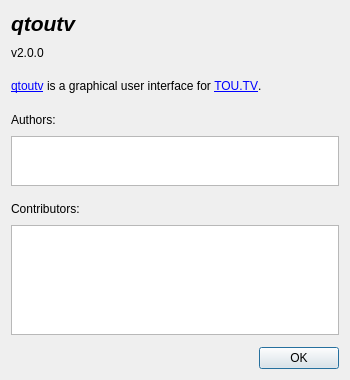
This is toutvqt/dat/ui/about_dialog.ui in bvanheu/pytoutv as Qt 5 draws it before an edit. The edited form follows.
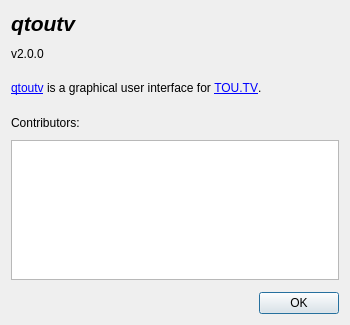
This is the edited form.

Commit message: Qt: no distinction between authors and contribs

```diff
--- a/toutvqt/dat/ui/about_dialog.ui
+++ b/toutvqt/dat/ui/about_dialog.ui
@@ -2,24 +2,16 @@
 <ui version="4.0">
  <class>about_dialog</class>
  <widget class="QDialog" name="about_dialog">
-  <property name="geometry">
-   <rect>
-    <x>0</x>
-    <y>0</y>
-    <width>350</width>
-    <height>380</height>
-   </rect>
-  </property>
   <property name="minimumSize">
    <size>
     <width>350</width>
-    <height>380</height>
+    <height>325</height>
    </size>
   </property>
   <property name="maximumSize">
    <size>
     <width>350</width>
-    <height>380</height>
+    <height>325</height>
    </size>
   </property>
   <property name="windowTitle">
@@ -96,51 +88,6 @@
    <item>
     <widget class="QLabel" name="label_4">
      <property name="text">
-      <string>Authors:</string>
-     </property>
-    </widget>
-   </item>
-   <item>
-    <widget class="QPlainTextEdit" name="authors_edit">
-     <property name="sizePolicy">
-      <sizepolicy hsizetype="Expanding" vsizetype="Maximum">
-       <horstretch>0</horstretch>
-       <verstretch>0</verstretch>
-      </sizepolicy>
-     </property>
-     <property name="maximumSize">
-      <size>
-       <width>16777215</width>
-       <height>50</height>
-      </size>
-     </property>
-     <property name="undoRedoEnabled">
-      <bool>false</bool>
-     </property>
-     <property name="readOnly">
-      <bool>true</bool>
-     </property>
-    </widget>
-   </item>
-   <item>
-    <spacer name="verticalSpacer">
-     <property name="orientation">
-      <enum>Qt::Vertical</enum>
-     </property>
-     <property name="sizeType">
-      <enum>QSizePolicy::Fixed</enum>
-     </property>
-     <property name="sizeHint" stdset="0">
-      <size>
-       <width>20</width>
-       <height>6</height>
-      </size>
-     </property>
-    </spacer>
-   </item>
-   <item>
-    <widget class="QLabel" name="label_5">
-     <property name="text">
       <string>Contributors:</string>
      </property>
     </widget>
@@ -148,7 +95,7 @@
    <item>
     <widget class="QPlainTextEdit" name="contributors_edit">
      <property name="sizePolicy">
-      <sizepolicy hsizetype="Expanding" vsizetype="Expanding">
+      <sizepolicy hsizetype="Expanding" vsizetype="Maximum">
        <horstretch>0</horstretch>
        <verstretch>0</verstretch>
       </sizepolicy>
@@ -156,7 +103,7 @@
      <property name="maximumSize">
       <size>
        <width>16777215</width>
-       <height>110</height>
+       <height>140</height>
       </size>
      </property>
      <property name="undoRedoEnabled">
@@ -168,12 +115,12 @@
     </widget>
    </item>
    <item>
-    <spacer name="verticalSpacer_4">
+    <spacer name="verticalSpacer">
      <property name="orientation">
       <enum>Qt::Vertical</enum>
      </property>
      <property name="sizeType">
-      <enum>QSizePolicy::Fixed</enum>
+      <enum>QSizePolicy::Minimum</enum>
      </property>
      <property name="sizeHint" stdset="0">
       <size>
```
The commit also changes 2 other files.
